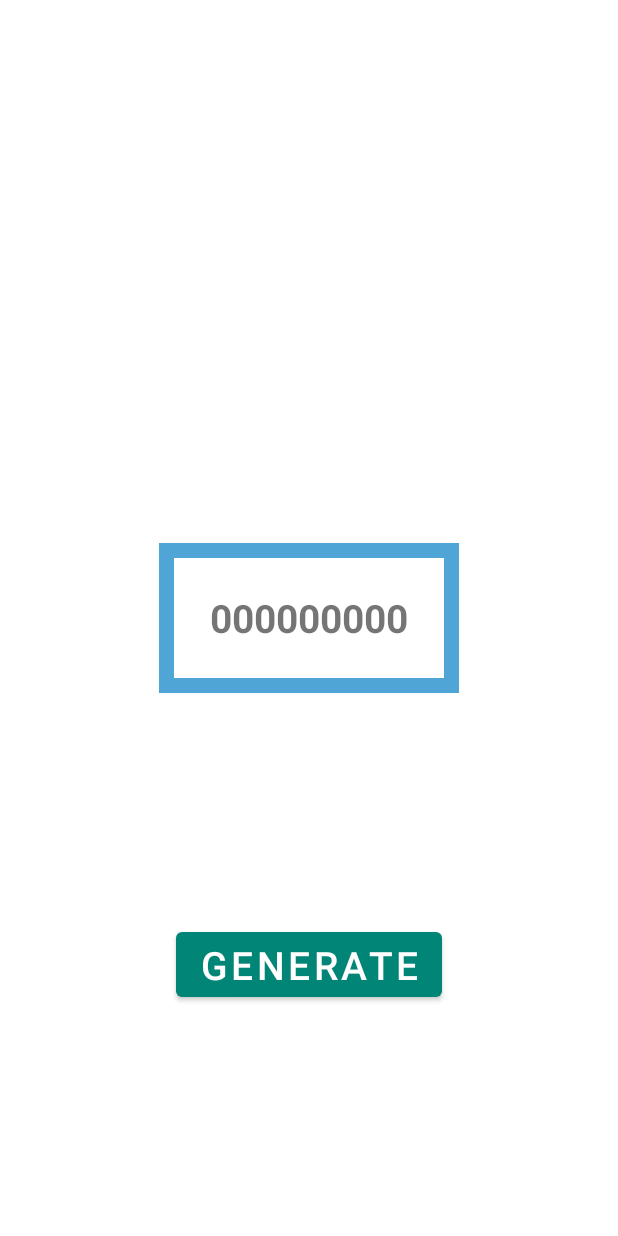
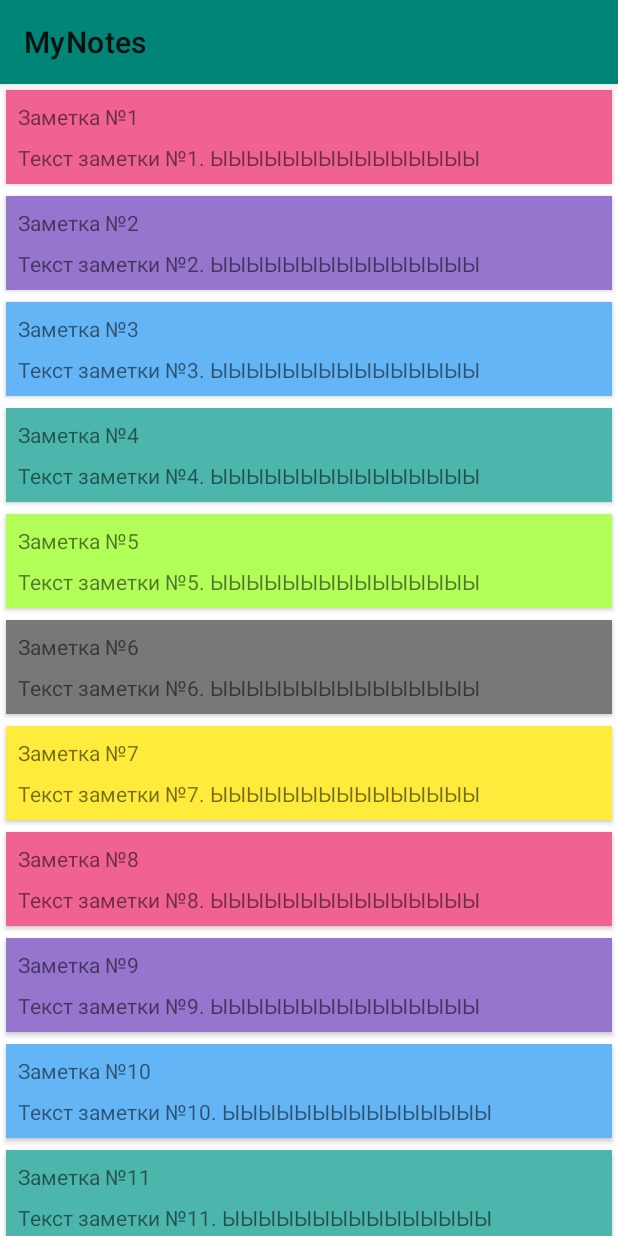
Before and after one commit to ttgantitg/NotesApp, an Android app: the screen it shows after launch (MainActivity), on a phone screen of 412 x 824 dp. Run offline under Robolectric (Android 15) with nearby library versions, the phone set to English and light mode, and no system bars.

Commit message:
lesson_2

```diff
--- a/app/build.gradle
+++ b/app/build.gradle
@@ -25,6 +25,10 @@ android {
     }
 }
 
+kapt {
+    correctErrorTypes = true
+}
+
 dependencies {
     implementation fileTree(dir: 'libs', include: ['*.jar'])
     implementation"org.jetbrains.kotlin:kotlin-stdlib-jdk7:$kotlin_version"
--- a/app/src/main/AndroidManifest.xml
+++ b/app/src/main/AndroidManifest.xml
@@ -1,5 +1,6 @@
 <?xml version="1.0" encoding="utf-8"?>
-<manifest xmlns:android="http://schemas.android.com/apk/res/android"
+<manifest
+    xmlns:android="http://schemas.android.com/apk/res/android"
     package="com.ttgantitg.trykotlin">
 
     <application
--- a/app/src/main/java/com/ttgantitg/trykotlin/MainActivity.kt
+++ b/app/src/main/java/com/ttgantitg/trykotlin/MainActivity.kt
@@ -1,26 +1,32 @@
 package com.ttgantitg.trykotlin
 
+import android.os.Bundle
 import androidx.appcompat.app.AppCompatActivity
-import android.os.Bundle
 import androidx.lifecycle.Observer
 import androidx.lifecycle.ViewModelProvider
+import androidx.recyclerview.widget.LinearLayoutManager
 import kotlinx.android.synthetic.main.activity_main.*
 
 class MainActivity : AppCompatActivity() {
 
-    private lateinit var viewModel: MainViewModel
+    lateinit var viewModel: MainViewModel
+    lateinit var adapter: NotesRVAdapter
 
     override fun onCreate(savedInstanceState: Bundle?) {
         super.onCreate(savedInstanceState)
         setContentView(R.layout.activity_main)
+        setSupportActionBar(toolbar)
 
         viewModel = ViewModelProvider(this).get(MainViewModel::class.java)
-        val liveData = viewModel.getViewStateLiveData()
 
-        liveData.observe(this, Observer { textView.text = it })
+        rv_notes.layoutManager = LinearLayoutManager(this)
+        adapter = NotesRVAdapter()
+        rv_notes.adapter = adapter
 
-        btn.setOnClickListener {
-            viewModel.generateNewNumber()
-        }
+        viewModel.viewState().observe(this, Observer {
+            it?.let {
+                adapter.notes = it.notes
+            }
+        })
     }
 }
--- a/app/src/main/java/com/ttgantitg/trykotlin/data/NotesRepository.kt
+++ b/app/src/main/java/com/ttgantitg/trykotlin/data/NotesRepository.kt
@@ -4,10 +4,7 @@ import com.ttgantitg.trykotlin.data.entity.Note
 
 object NotesRepository {
 
-    private val notes: List<Note>
-
-    init {
-        notes = listOf(
+    private val notes: List<Note> = listOf(
         Note(
             "Заметка №1",
             "Текст заметки №1. ЫЫЫЫЫЫЫЫЫЫЫЫЫЫЫ",
@@ -36,15 +33,49 @@ object NotesRepository {
         Note(
             "Заметка №6",
             "Текст заметки №6. ЫЫЫЫЫЫЫЫЫЫЫЫЫЫЫ",
-                0xffffeb3a.toInt()
+            0xffb777777.toInt()
         ),
         Note(
             "Заметка №7",
             "Текст заметки №7. ЫЫЫЫЫЫЫЫЫЫЫЫЫЫЫ",
             0xffffeb3b.toInt()
+        ),
+        Note(
+            "Заметка №8",
+            "Текст заметки №8. ЫЫЫЫЫЫЫЫЫЫЫЫЫЫЫ",
+            0xfff06292.toInt()
+        ),
+        Note(
+            "Заметка №9",
+            "Текст заметки №9. ЫЫЫЫЫЫЫЫЫЫЫЫЫЫЫ",
+            0xff9575cd.toInt()
+        ),
+        Note(
+            "Заметка №10",
+            "Текст заметки №10. ЫЫЫЫЫЫЫЫЫЫЫЫЫЫЫ",
+            0xff64b5f6.toInt()
+        ),
+        Note(
+            "Заметка №11",
+            "Текст заметки №11. ЫЫЫЫЫЫЫЫЫЫЫЫЫЫЫ",
+            0xff4db6ac.toInt()
+        ),
+        Note(
+            "Заметка №12",
+            "Текст заметки №12. ЫЫЫЫЫЫЫЫЫЫЫЫЫЫЫ",
+            0xffb2ff59.toInt()
+        ),
+        Note(
+            "Заметка №13",
+            "Текст заметки №13. ЫЫЫЫЫЫЫЫЫЫЫЫЫЫЫ",
+            0xffb777777.toInt()
+        ),
+        Note(
+            "Заметка №14",
+            "Текст заметки №14. ЫЫЫЫЫЫЫЫЫЫЫЫЫЫЫ",
+            0xffffeb3b.toInt()
         )
     )
-    }
 
     fun getNotes(): List<Note> {
         return notes
--- a/app/src/main/res/layout/activity_main.xml
+++ b/app/src/main/res/layout/activity_main.xml
@@ -1,34 +1,31 @@
 <?xml version="1.0" encoding="utf-8"?>
-<androidx.constraintlayout.widget.ConstraintLayout xmlns:android="http://schemas.android.com/apk/res/android"
+<androidx.coordinatorlayout.widget.CoordinatorLayout
+    xmlns:android="http://schemas.android.com/apk/res/android"
     xmlns:app="http://schemas.android.com/apk/res-auto"
     xmlns:tools="http://schemas.android.com/tools"
     android:layout_width="match_parent"
     android:layout_height="match_parent"
     tools:context=".MainActivity">
 
-    <TextView
-        android:id="@+id/textView"
-        android:layout_width="200dp"
-        android:layout_height="100dp"
-        android:background="@drawable/frame"
-        android:gravity="center"
-        android:text="000000000"
-        android:textSize="26sp"
-        android:textStyle="bold"
-        app:layout_constraintBottom_toBottomOf="parent"
-        app:layout_constraintLeft_toLeftOf="parent"
-        app:layout_constraintRight_toRightOf="parent"
-        app:layout_constraintTop_toTopOf="parent" />
+    <com.google.android.material.appbar.AppBarLayout
+        android:id="@+id/appbar"
+        android:layout_width="match_parent"
+        android:layout_height="wrap_content">
 
-    <Button
-        android:id="@+id/btn"
-        android:layout_width="wrap_content"
-        android:layout_height="wrap_content"
-        app:layout_constraintBottom_toBottomOf="parent"
-        app:layout_constraintLeft_toLeftOf="parent"
-        app:layout_constraintRight_toRightOf="parent"
-        app:layout_constraintTop_toBottomOf="@+id/textView"
-        android:text="Generate"
-        android:textSize="26sp" />
+        <com.google.android.material.appbar.MaterialToolbar
+            android:id="@+id/toolbar"
+            android:layout_width="match_parent"
+            android:layout_height="wrap_content"
+            app:layout_scrollFlags="scroll|exitUntilCollapsed"
+            app:title="MyNotes"/>
 
-</androidx.constraintlayout.widget.ConstraintLayout>
+    </com.google.android.material.appbar.AppBarLayout>
+
+    <androidx.recyclerview.widget.RecyclerView
+        android:id="@+id/rv_notes"
+        android:layout_width="match_parent"
+        android:layout_height="match_parent"
+        app:layout_behavior="@string/appbar_scrolling_view_behavior"
+        tools:listitem="@layout/item_note"/>
+
+</androidx.coordinatorlayout.widget.CoordinatorLayout>
--- a/app/src/main/res/layout/item_note.xml
+++ b/app/src/main/res/layout/item_note.xml
@@ -1,9 +1,11 @@
 <?xml version="1.0" encoding="utf-8"?>
-<androidx.cardview.widget.CardView xmlns:android="http://schemas.android.com/apk/res/android"
+<androidx.cardview.widget.CardView
+    xmlns:android="http://schemas.android.com/apk/res/android"
     xmlns:tools="http://schemas.android.com/tools"
     android:orientation="vertical"
     android:layout_width="match_parent"
-    android:layout_height="wrap_content">
+    android:layout_height="wrap_content"
+    android:layout_margin="4dp">
 
     <LinearLayout
         android:layout_width="match_parent"
```
Lines whose indentation alone changed are shown as unchanged.
